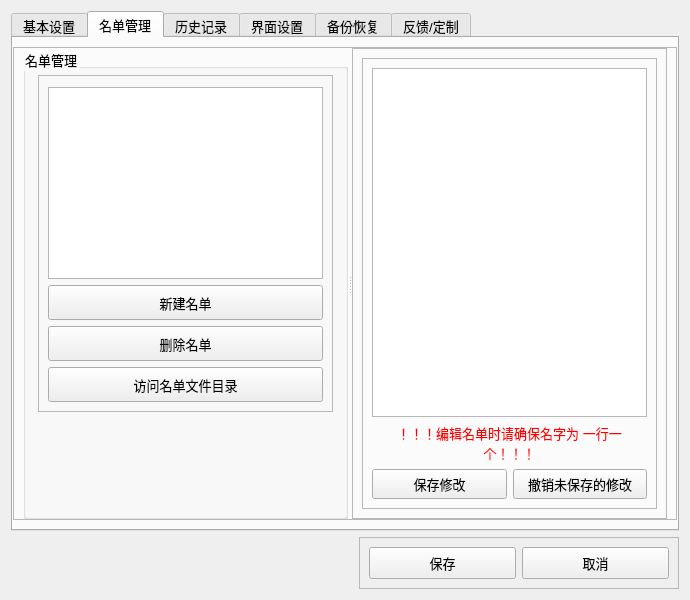
The window that Ui/Settings.ui (Yish1/Class-Roster-Picker-NEXT) describes before a commit, drawn with Qt 5.
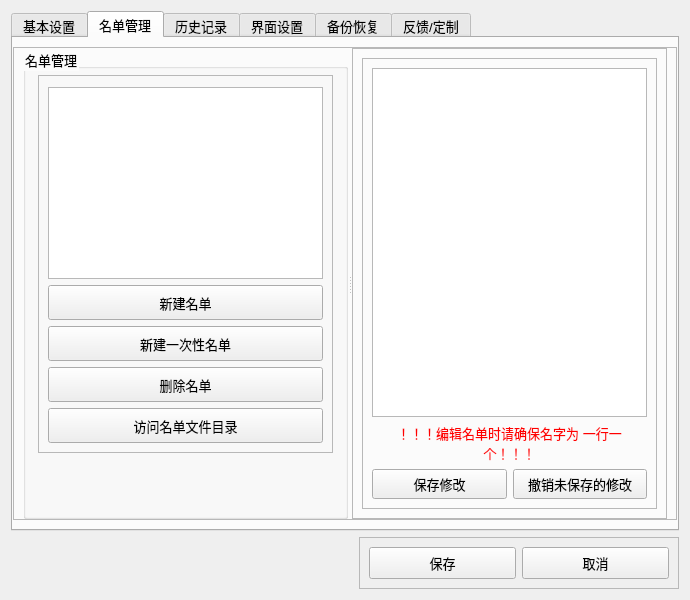
The same window after the commit. The open tabs and pages were chosen to show the change. Icons and pictures are not drawn.

Commit message: feat: 一次性名单功能； fix: 全局变量名称错误

Diff of the .ui file:
```diff
--- a/Ui/Settings.ui
+++ b/Ui/Settings.ui
@@ -736,8 +736,30 @@
                  <property name="topMargin">
                   <number>11</number>
                  </property>
-                 <item row="0" column="0">
-                  <widget class="QListWidget" name="listWidget"/>
+                 <item row="3" column="0">
+                  <widget class="QPushButton" name="pushButton_4">
+                   <property name="sizePolicy">
+                    <sizepolicy hsizetype="Minimum" vsizetype="Preferred">
+                     <horstretch>0</horstretch>
+                     <verstretch>0</verstretch>
+                    </sizepolicy>
+                   </property>
+                   <property name="minimumSize">
+                    <size>
+                     <width>0</width>
+                     <height>35</height>
+                    </size>
+                   </property>
+                   <property name="maximumSize">
+                    <size>
+                     <width>16777215</width>
+                     <height>40</height>
+                    </size>
+                   </property>
+                   <property name="text">
+                    <string>删除名单</string>
+                   </property>
+                  </widget>
                  </item>
                  <item row="1" column="0">
                   <widget class="QPushButton" name="pushButton_3">
@@ -764,32 +786,10 @@
                    </property>
                   </widget>
                  </item>
-                 <item row="2" column="0">
-                  <widget class="QPushButton" name="pushButton_4">
-                   <property name="sizePolicy">
-                    <sizepolicy hsizetype="Minimum" vsizetype="Preferred">
-                     <horstretch>0</horstretch>
-                     <verstretch>0</verstretch>
-                    </sizepolicy>
-                   </property>
-                   <property name="minimumSize">
-                    <size>
-                     <width>0</width>
-                     <height>35</height>
-                    </size>
-                   </property>
-                   <property name="maximumSize">
-                    <size>
-                     <width>16777215</width>
-                     <height>40</height>
-                    </size>
-                   </property>
-                   <property name="text">
-                    <string>删除名单</string>
-                   </property>
-                  </widget>
+                 <item row="0" column="0">
+                  <widget class="QListWidget" name="listWidget"/>
                  </item>
-                 <item row="3" column="0">
+                 <item row="4" column="0">
                   <widget class="QPushButton" name="pushButton_15">
                    <property name="sizePolicy">
                     <sizepolicy hsizetype="Minimum" vsizetype="Preferred">
@@ -814,6 +814,25 @@
                    </property>
                   </widget>
                  </item>
+                 <item row="2" column="0">
+                  <widget class="QPushButton" name="pushButton_22">
+                   <property name="sizePolicy">
+                    <sizepolicy hsizetype="Minimum" vsizetype="Preferred">
+                     <horstretch>0</horstretch>
+                     <verstretch>0</verstretch>
+                    </sizepolicy>
+                   </property>
+                   <property name="minimumSize">
+                    <size>
+                     <width>0</width>
+                     <height>35</height>
+                    </size>
+                   </property>
+                   <property name="text">
+                    <string>新建一次性名单</string>
+                   </property>
+                  </widget>
+                 </item>
                 </layout>
                </widget>
               </item>
```
The commit also changes 6 other files.
